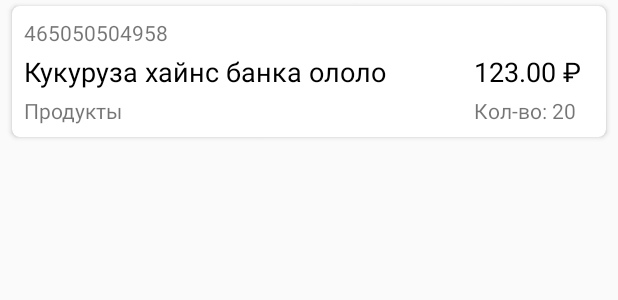
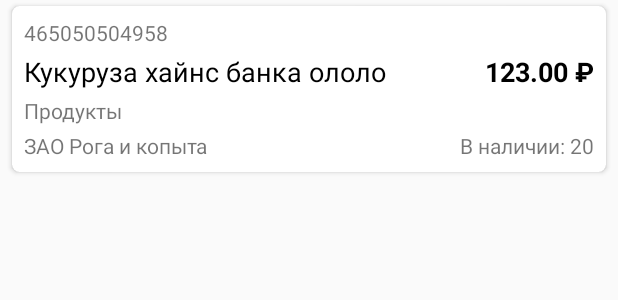
Before and after one commit to nibabkin/BarcodeReaderExample, an Android app: the layout list_item_product.xml on its own in the app's theme, with its tools: preview values and no code run, on a phone screen of 412 x 824 dp. Shown: the top 300 px of the screen. Run offline under Robolectric (Android 15) with nearby library versions, the phone set to English and light mode, and no system bars.

Commit message:
Add firm and fix products

```diff
--- a/app/src/main/java/ru/teamidea/barcodereader/ui/main/ProductsAdapter.java
+++ b/app/src/main/java/ru/teamidea/barcodereader/ui/main/ProductsAdapter.java
@@ -24,6 +24,7 @@ public class ProductsAdapter extends RecyclerView.Adapter<ProductsAdapter.ViewHo
         public TextView category;
         public TextView price;
         public TextView quantity;
+        public TextView firm;
 
         public ViewHolder(View rootView) {
             super(rootView);
@@ -32,6 +33,7 @@ public class ProductsAdapter extends RecyclerView.Adapter<ProductsAdapter.ViewHo
             category = (TextView) rootView.findViewById(R.id.category);
             price = (TextView) rootView.findViewById(R.id.price);
             quantity = (TextView) rootView.findViewById(R.id.quantity);
+            firm = (TextView) rootView.findViewById(R.id.firm);
         }
     }
 
@@ -73,7 +75,8 @@ public class ProductsAdapter extends RecyclerView.Adapter<ProductsAdapter.ViewHo
             holder.name.setText(product.getName());
             holder.category.setText(product.getCategory());
             holder.price.setText(product.getPrice() + " \u20BD");
-            holder.quantity.setText("Кол-во: " + product.getQuantity());
+            holder.quantity.setText("В наличии: " + product.getQuantity());
+            holder.firm.setText(product.getFirm());
         }
 
     }
--- a/app/src/main/res/layout/list_item_product.xml
+++ b/app/src/main/res/layout/list_item_product.xml
@@ -41,12 +41,20 @@
                 android:id="@+id/price"
                 android:layout_width="wrap_content"
                 android:layout_height="wrap_content"
-                android:minWidth="80dp"
                 android:layout_marginStart="16dp"
                 android:textColor="@android:color/primary_text_light"
                 android:textSize="18sp"
+                android:textStyle="bold"
                 tools:text="123.00 ₽" />
         </LinearLayout>
+
+        <TextView
+            android:id="@+id/category"
+            android:layout_width="wrap_content"
+            android:layout_height="wrap_content"
+            android:layout_weight="1"
+            tools:text="Продукты"
+            android:layout_marginTop="4dp"/>
 
         <LinearLayout
             android:layout_width="match_parent"
@@ -55,11 +63,11 @@
             android:layout_marginTop="4dp">
 
             <TextView
-                android:id="@+id/category"
+                android:id="@+id/firm"
                 android:layout_width="0dp"
                 android:layout_height="wrap_content"
                 android:layout_weight="1"
-                tools:text="Продукты" />
+                tools:text="ЗАО Рога и копыта" />
 
             <TextView
                 android:id="@+id/quantity"
@@ -67,7 +75,7 @@
                 android:layout_height="wrap_content"
                 android:gravity="left"
                 android:minWidth="80dp"
-                tools:text="Кол-во: 20" />
+                tools:text="В наличии: 20" />
         </LinearLayout>
     </LinearLayout>
 </android.support.v7.widget.CardView>
```
Also changed, not shown: app/src/main/java/ru/teamidea/barcodereader/data/Product.java (+7 -1 lines), app/src/main/java/ru/teamidea/barcodereader/data/ProductsData.java (+20 -20 lines).
